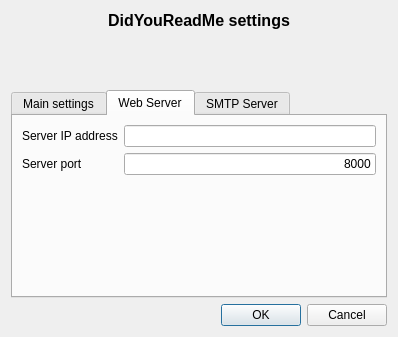
This is ui/frmSettings.ui in turulomio/didyoureadme as Qt 5 draws it before an edit. The edited form follows.
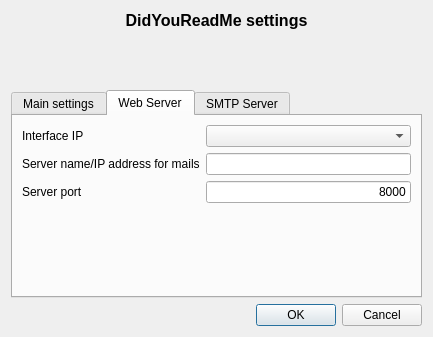
This is the edited form. The open tabs and pages were chosen to show the change. Icons and pictures are not drawn.

Commit message: Ahora se selecciona el interfaz y solucionado bug con port

Patch:
```diff
--- a/ui/frmSettings.ui
+++ b/ui/frmSettings.ui
@@ -6,8 +6,8 @@
    <rect>
     <x>0</x>
     <y>0</y>
-    <width>398</width>
-    <height>313</height>
+    <width>433</width>
+    <height>309</height>
    </rect>
   </property>
   <property name="windowTitle">
@@ -177,14 +177,14 @@
       <layout class="QVBoxLayout" name="verticalLayout_4">
        <item>
         <layout class="QFormLayout" name="formLayout_2">
-         <item row="0" column="0">
+         <item row="1" column="0">
           <widget class="QLabel" name="label_3">
            <property name="text">
-            <string>Server IP address</string>
+            <string>Server name/IP address for mails</string>
            </property>
           </widget>
          </item>
-         <item row="0" column="1">
+         <item row="1" column="1">
           <widget class="QLineEdit" name="txtWebServerIP">
            <property name="toolTip">
             <string>Must be the IP of the server, with visibility for users</string>
@@ -194,14 +194,14 @@
            </property>
           </widget>
          </item>
-         <item row="1" column="0">
+         <item row="2" column="0">
           <widget class="QLabel" name="label_4">
            <property name="text">
             <string>Server port</string>
            </property>
           </widget>
          </item>
-         <item row="1" column="1">
+         <item row="2" column="1">
           <widget class="QLineEdit" name="txtWebServerPort">
            <property name="text">
             <string>8000</string>
@@ -211,6 +211,26 @@
            </property>
           </widget>
          </item>
+         <item row="0" column="0">
+          <widget class="QLabel" name="interfaceIPLabel">
+           <property name="text">
+            <string>Interface IP</string>
+           </property>
+          </widget>
+         </item>
+         <item row="0" column="1">
+          <widget class="QComboBox" name="cmbInterfaces">
+           <property name="sizePolicy">
+            <sizepolicy hsizetype="Expanding" vsizetype="Fixed">
+             <horstretch>0</horstretch>
+             <verstretch>0</verstretch>
+            </sizepolicy>
+           </property>
+           <property name="toolTip">
+            <string>Web server Interface IP</string>
+           </property>
+          </widget>
+         </item>
         </layout>
        </item>
       </layout>
```
Left out of the diff: 2 changed lines with no effect on the pictures. The commit also changes 6 other files.
